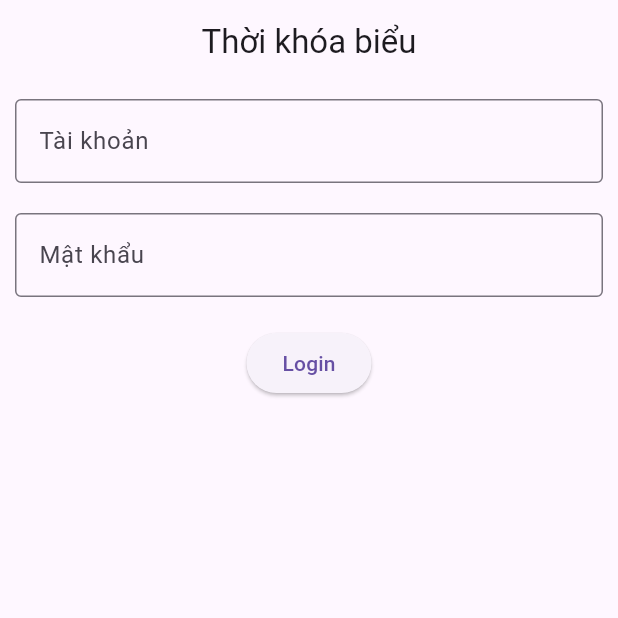
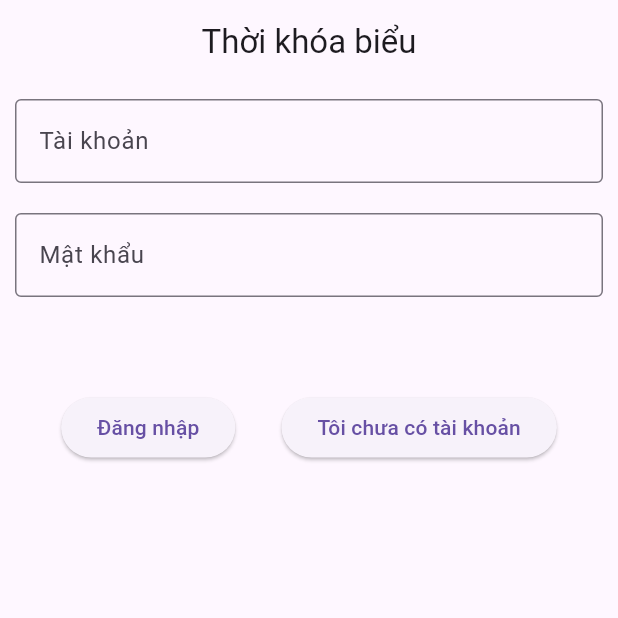
Before and after one commit to NguyenLoc2005/Flutter-Servlet, a Flutter app: the screen it shows after launch, on a phone screen of 412 x 824 dp, the top half of it. Run offline on Flutter 3.47's test engine with Material 3 defaults, Android fonts, the phone set to English and light mode, and no system bars.

Commit message:
thêm login frontend

```diff
--- a/project (flutter - spring boot)/quan_ly_cat_toc/lib/login.dart
+++ /dev/null
@@ -1,52 +0,0 @@
-import 'package:flutter/material.dart';
-
-class Login extends StatefulWidget {
-  const Login({super.key});
-
-  @override
-  State<Login> createState() => _LoginState();
-}
-
-class _LoginState extends State<Login> {
-  @override
-  Widget build(BuildContext context) {
-    return Scaffold(
-      appBar: AppBar(title: const Center(child: Text('Thời khóa biểu'))),
-      body: Padding(
-        padding: const EdgeInsets.all(10),
-        child: Column(
-          children: [
-            //Text tài khoản
-            TextField(
-              keyboardType: TextInputType.text,
-              decoration: InputDecoration(
-                hintText: 'Tài khoản',
-                border: OutlineInputBorder(),
-              ),
-            ),
-
-            //Giãn khoảng cách
-            SizedBox(height: 20),
-
-            //Text mật khẩu
-            TextField(
-              keyboardType: TextInputType.text,
-              decoration: InputDecoration(
-                hintText: 'Mật khẩu',
-                border: OutlineInputBorder(),
-              ),
-            ),
-
-            //Giãn khoảng cách
-            SizedBox(height: 20),
-
-            //Button login
-            ElevatedButton(onPressed: login, child: Text("Login")),
-          ],
-        ),
-      ),
-    );
-  }
-}
-
-void login() {}
--- a/project (flutter - spring boot)/quan_ly_cat_toc/lib/main.dart
+++ /dev/null
@@ -1,4 +0,0 @@
-import 'package:flutter/material.dart';
-import 'package:quan_ly_cat_toc/myapp.dart';
-
-void main() => runApp(const MyApp());
--- a/project (flutter - spring boot)/quan_ly_cat_toc/lib/myapp.dart
+++ /dev/null
@@ -1,15 +0,0 @@
-import 'package:flutter/material.dart';
-import 'package:quan_ly_cat_toc/login.dart';
-
-class MyApp extends StatelessWidget {
-  const MyApp({super.key});
-
-  @override
-  Widget build(BuildContext context) {
-    return MaterialApp(
-      title: 'Quản lý cắt tóc',
-      debugShowCheckedModeBanner: false,
-      home: const Login(),
-    );
-  }
-}
--- a/project/quan_ly_cat_toc/lib/login.dart
+++ b/project/quan_ly_cat_toc/lib/login.dart
@@ -8,6 +8,31 @@ class Login extends StatefulWidget {
 }
 
 class _LoginState extends State<Login> {
+  final TextEditingController userNameController = TextEditingController();
+  final TextEditingController passwordController = TextEditingController();
+  String message = ""; // Thông báo tình trạng login
+
+  void login() {
+    final String userName = userNameController.text;
+    final String password = passwordController.text;
+
+    setState(() {
+      if (userName.isEmpty || password.isEmpty) {
+        message = "Nhập vào tài khoản và mật khẩu";
+      } else if (userName == "admin" && password == "1") {
+        message = "Đăng nhập thành công";
+      } else {
+        message = "Sai tài khoản hoặc mật khẩu";
+      }
+    });
+  }
+
+  void register() {
+    setState(() {
+      message = "Chuyển sang màn hình đăng ký (chưa làm)";
+    });
+  }
+
   @override
   Widget build(BuildContext context) {
     return Scaffold(
@@ -15,38 +40,55 @@ class _LoginState extends State<Login> {
       body: Padding(
         padding: const EdgeInsets.all(10),
         child: Column(
+          crossAxisAlignment: CrossAxisAlignment.stretch,
           children: [
-            //Text tài khoản
+            // TextField tài khoản
             TextField(
-              keyboardType: TextInputType.text,
+              controller: userNameController,
               decoration: InputDecoration(
                 hintText: 'Tài khoản',
                 border: OutlineInputBorder(),
               ),
             ),
-
-            //Giãn khoảng cách
             SizedBox(height: 20),
 
-            //Text mật khẩu
+            // TextField mật khẩu
             TextField(
-              keyboardType: TextInputType.text,
+              controller: passwordController,
+              obscureText: true,
               decoration: InputDecoration(
                 hintText: 'Mật khẩu',
                 border: OutlineInputBorder(),
               ),
             ),
-
-            //Giãn khoảng cách
             SizedBox(height: 20),
 
-            //Button login
-            ElevatedButton(onPressed: login, child: Text("Login")),
+            // Text hiển thị message
+            Text(
+              message,
+              style: TextStyle(
+                fontSize: 16,
+                color: message == "Đăng nhập thành công"
+                    ? Colors.green
+                    : Colors.red,
+              ),
+            ),
+            SizedBox(height: 20),
+
+            // Row chứa 2 nút
+            Row(
+              mainAxisAlignment: MainAxisAlignment.spaceEvenly,
+              children: [
+                ElevatedButton(onPressed: login, child: Text("Đăng nhập")),
+                ElevatedButton(
+                  onPressed: register,
+                  child: Text("Tôi chưa có tài khoản"),
+                ),
+              ],
+            ),
           ],
         ),
       ),
     );
   }
 }
-
-void login() {}
```
Also changed, not shown: project (flutter - spring boot)/quan_ly_cat_toc/analysis_options.yaml (deleted, +0 -28 lines), project (flutter - spring boot)/quan_ly_cat_toc/pubspec.yaml (deleted, +0 -89 lines), project (flutter - spring boot)/quan_ly_cat_toc/pubspec.lock (deleted), 125 other files.
